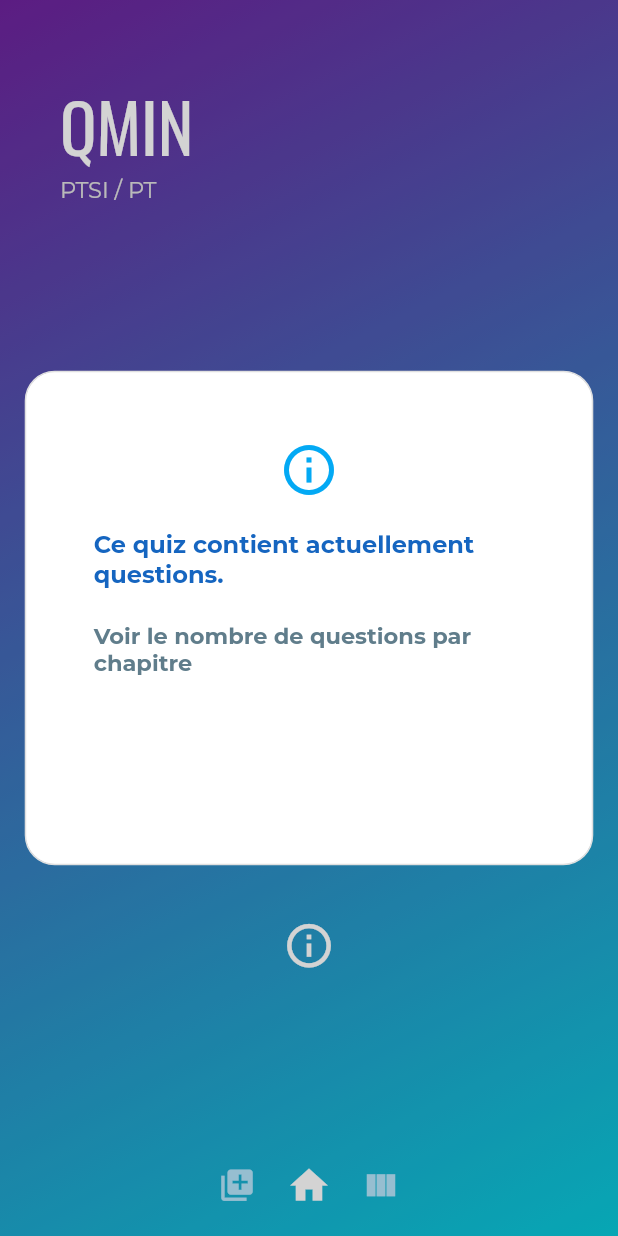
After one commit to Hugo-AOYAGI/prepa_quiz_app, a Flutter app: the MainMenu screen opened directly, after a tap on the "home" icon, after a tap on the "info outline" icon, on a phone screen of 412 x 824 dp. The commit adds this screen. Run offline on Flutter 3.47's test engine with Material 2 defaults, Android fonts, the phone set to English and light mode, and no system bars; our stand-ins replace flip_card, photo_view, shared_preferences; accounts and stored records are empty; network calls fail; statements that could not run were skipped; project files that could hold a hidden picture were left out.

Commit message:
added learnt percentage and info menu

```diff
--- /dev/null
+++ b/lib/infoMenu.dart
@@ -0,0 +1,64 @@
+import 'package:flutter/material.dart';
+
+import 'fontStyles.dart';
+import 'sizeControllers.dart';
+import 'main.dart';
+import 'package:url_launcher/url_launcher.dart';
+
+
+
+class InfoMenu extends StatelessWidget {
+
+  @override
+  Widget build(BuildContext context) {
+
+    return Scaffold(
+        backgroundColor: Colors.grey[900].withOpacity(0.2),
+        body: Center(
+            child: Container(
+                height: windowRelHeight(0.4),
+                width: windowRelWidth(0.92),
+                decoration: BoxDecoration(
+                    color: Colors.white,
+                    borderRadius: BorderRadius.circular(20),
+                    border: Border.all(width: 1, color: Colors.grey[300])
+                ),
+                child:  Container(
+                  width: windowRelWidth(0.95),
+                  padding: EdgeInsets.all(45),
+                  child: Column(
+                    children: <Widget>[
+                      SizedBox(height: windowRelHeight(0)),
+                      Icon(Icons.info_outline, size: 40, color: Colors.lightBlue,),
+                      SizedBox(height: windowRelHeight(0.025)),
+                      Center(
+                        child: RichText(
+                          text: TextSpan(
+                              text: "Ce quiz contient actuellement ",
+                              children: [
+                                TextSpan(
+                                  text: totalNumberQuestions,
+                                  style: mediumTextFont2,
+                                ),
+                                TextSpan(
+                                    text: " questions. ",
+                                    style: mediumTitleFont2
+                                )
+                              ],
+                              style: mediumTitleFont2
+                          ),
+                        ),
+                      ),
+                      SizedBox(height: windowRelHeight(0.025)),
+                      InkWell(
+                          child: new Text('Voir le nombre de questions par chapitre', style: mediumTitleFont),
+                          onTap: () => launch('https://quiz-app-db.glitch.me/')
+                      ),
+                    ],
+                  )
+                )
+            )
+        )
+    );
+  }
+}
--- a/lib/main.dart
+++ b/lib/main.dart
@@ -18,6 +18,7 @@
 import 'quizMenu.dart';
 import 'splashScreen.dart';
 import 'finishedQuizMenu.dart';
+import 'infoMenu.dart';
 import 'sheetMenu.dart';
 
 import 'package:flutter/foundation.dart'
@@ -40,7 +41,10 @@
 dynamic subjects;
 dynamic selectedCategories;
 dynamic sheets;
+String totalNumberQuestions;
 ValueNotifier<List<int>> selectedLen = ValueNotifier([0, 0]);
+
+ValueNotifier<int> percentage = ValueNotifier(0);
 
 void loadData() async {
   print("Loading Data...");
@@ -62,6 +66,11 @@
   print("Loading Sheets...");
   final sheetsResponse = await http.get("https://quiz-app-db-sheets.glitch.me/sheets");
   sheets = json.decode(sheetsResponse.body);
+
+  final lenResponse = await http.get("https://quiz-app-db.glitch.me/questions_len");
+  totalNumberQuestions = lenResponse.body;
+
+  print(totalNumberQuestions);
 
   print("Data loaded...");
   splashScreenKey.currentState.loadMenu();
@@ -302,11 +311,28 @@
   }
 }
 
+Future<bool> getLearntPercentage() async {
+  SharedPreferences prefs = await SharedPreferences.getInstance();
+  var learnedPaths = prefs.getStringList("learnedPaths") == null ? [] : prefs.getStringList("learnedPaths");
+  var selected = prefs.getString("selectedCategories") == null ? '["ALL"]' : prefs.getString("selectedCategories");
+
+  final percentLearntResponse = await http.post("https://quiz-app-db.glitch.me/learned_percent", body: {'learned_paths': json.encode(learnedPaths), "selected": selected});
+
+  print(percentLearntResponse.body);
+
+  percentage.value = int.parse(percentLearntResponse.body);
+
+  return true;
+
+}
+
 
 class HomePage extends StatelessWidget {
 
   @override
   Widget build(BuildContext context) {
+    getLearntPercentage();
+
     return PageTemplate(
       child: Column(
         children: <Widget>[
@@ -326,16 +352,18 @@
           ),
           SizedBox(height: windowRelHeight(0.025),),
           CurrentQuizBox(),
-          SizedBox(height: windowRelHeight(0.025),),
+          SizedBox(height: windowRelHeight(0.175),),
           Row(
             mainAxisAlignment: MainAxisAlignment.spaceAround,
             children: <Widget>[
+              InfoButton()
             ],
           ),
         ],
       )
     );
   }
+
 }
 
 class CurrentQuizBox extends StatelessWidget {
@@ -346,12 +374,17 @@
         height: 0.25,
         child: Column(
           children: <Widget>[
-            BoxCategory(
-              title: "   Quiz Actuel",
-              subtitle: "0% appris",
-              icon: Icons.question_answer,
-              iconColor: Colors.red,
-              onPressed: () {},
+            ValueListenableBuilder<int>(
+              valueListenable: percentage,
+              builder: (context, value, _) {
+                return BoxCategory(
+                  title: "   Quiz Actuel",
+                  subtitle: value.toString() + "% appris",
+                  icon: Icons.question_answer,
+                  iconColor: Colors.red,
+                  onPressed: () {},
+                );
+              }
             ),
             SeparatorMenuBox(),
             SizedBox(height: windowRelHeight(0.0375),),
@@ -364,80 +397,30 @@
   }
 }
 
-class QuickQuizBox extends StatelessWidget {
+class InfoButton extends StatelessWidget {
   @override
   Widget build(BuildContext context) {
     return GestureDetector(
       onTap: () {
+        Navigator.push(context, scaleTransitionBuilder(
+            menu: InfoMenu(),
+            duration: 300)
+        );
       },
-      child:RoundedMenuBox(
-        width: 0.35,
-        square: true,
-        height: 0.35,
-        child: Row(
-          children: <Widget>[
-            VerticalLine(height: 70, width: 3, colors: [Colors.blue, Colors.green],),
-            SizedBox(width: 15,),
-            Column(
-              mainAxisAlignment: MainAxisAlignment.center,
-              crossAxisAlignment: CrossAxisAlignment.start,
-              children: <Widget>[
-                Text("Quick",
-                  style: TextStyle(
-                      fontFamily: "Montserrat",
-                      fontWeight: FontWeight.w500,
-                      fontSize: 18,
-                      color: Colors.blueGrey
-                  ),
-                ),
-                SizedBox(height: 5,),
-                Text("QUIZ",
-                  style: TextStyle(
-                      fontFamily: "LibreCaslonText",
-                      fontWeight: FontWeight.w700,
-                      fontSize: 22,
-                      color: Colors.blue
-                  ),
-                )
-              ],
-            )
-          ],
+      child: Container(
+        decoration: BoxDecoration(
+          borderRadius: BorderRadius.all(Radius.circular(windowRelWidth(0.15))),
+        ),
+        child: Icon(
+          Icons.info_outline,
+          color: Colors.white,
+          size: 35
         ),
       )
     );
   }
 }
 
-class StatsPageBox extends StatelessWidget {
-  @override
-  Widget build(BuildContext context) {
-    return GestureDetector(
-      onTap: () {},
-      child: RoundedMenuBox(
-        width: 0.35,
-        square: true,
-        height: 0.35,
-        child: Column(
-          children: <Widget>[
-            Icon(Icons.library_books, color: Colors.cyan,),
-            SizedBox(height: windowRelHeight(0.0025),),
-            Text("Your \n Statistics",
-              textAlign: TextAlign.center,
-              style: TextStyle(
-                fontSize: 17,
-                fontFamily: "Montserrat",
-                fontWeight: FontWeight.w600,
-                color: Colors.lightBlueAccent,
-              )
-            ),
-            SizedBox(height: windowRelHeight(0.02),),
-            HorizontalLine(length: 80, width: 3, colors: [Colors.cyan, Colors.blue])
-          ],
-        ),
-      )
-    );
-  }
-}
 
 Widget sheetsListView;
 List<dynamic> treePath = [];
--- a/lib/quizMenu.dart
+++ b/lib/quizMenu.dart
@@ -40,13 +40,16 @@
     getNewQuestionPage();
 
 
-    return Scaffold(
+    return WillPopScope(
+      onWillPop: getLearntPercentage,
+      child: Scaffold(
           body: Column(
             children: <Widget>[
               UpperInfoBar(),
               MainFrame(),
             ],
           )
+      ),
     );
   }
 
--- a/quiz_cats.json
+++ b/quiz_cats.json
@@ -42,6 +42,10 @@
             [
                 "Calcul algébrique",
                 "03"
+            ],
+            [
+                "Dérivation",
+                "13"
             ],
             [
                 "Primitives & Intégration",
```
Lines whose indentation alone changed are shown as unchanged.
